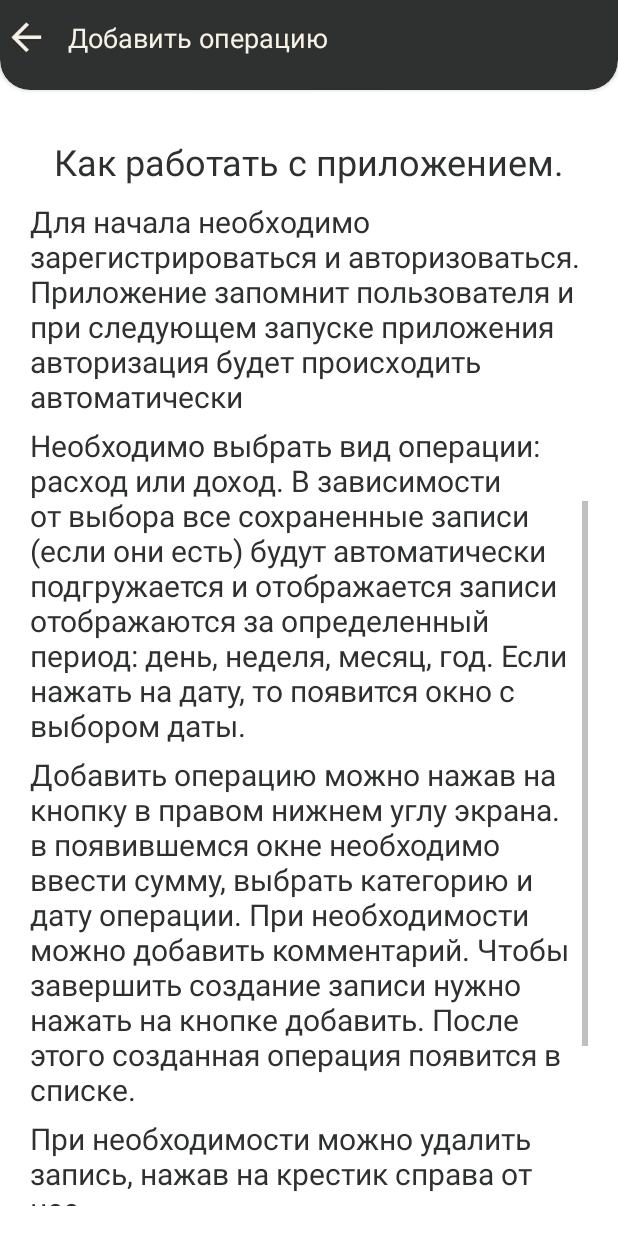
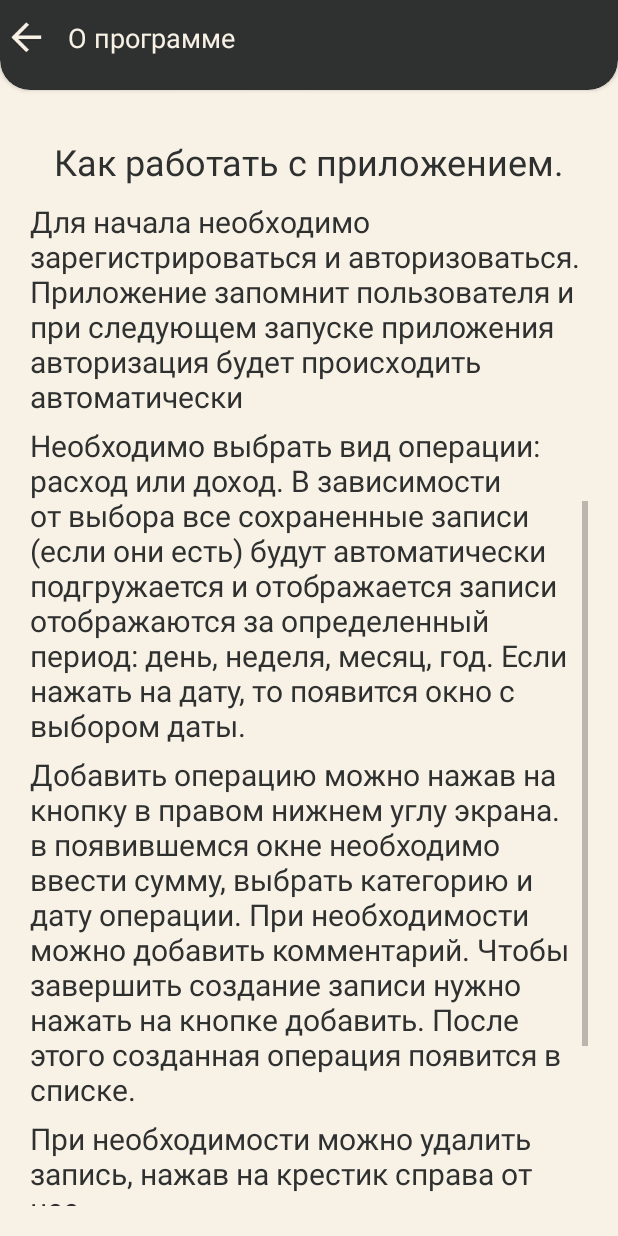
Before and after one commit to Dewha/interfaces_evt17, an Android app: the About screen opened directly, with no data from a screen before it, scrolled down 534 dp, on a phone screen of 412 x 824 dp. Run offline under Robolectric (Android 15) with nearby library versions, the phone set to English and light mode, and no system bars; Roboto replaces fonts that are not available here.

Commit message:
Оформил отчет, исправил баги

```diff
--- a/EsWallet/app/build.gradle
+++ b/EsWallet/app/build.gradle
@@ -9,8 +9,8 @@ android {
 
     defaultConfig {
         applicationId "com.example.eswallet"
-        minSdkVersion 23
-        targetSdkVersion 23
+        minSdkVersion 16
+        targetSdkVersion 30
         versionCode 1
         versionName "1.0"
 
--- a/EsWallet/app/src/main/java/com/example/eswallet/MainActivity.java
+++ b/EsWallet/app/src/main/java/com/example/eswallet/MainActivity.java
@@ -37,9 +37,7 @@ public class MainActivity extends AppCompatActivity {
 
     public static final String SHARED_PREFS = "sharedPrefs";
     public static final String LOGIN = "login";
-    public static final String PASSWORD = "password";
     private String loadedLogin = "";
-    private String loadedPassword = "";
 
     @Override
     protected void onCreate(Bundle savedInstanceState) {
@@ -59,7 +57,7 @@ public class MainActivity extends AppCompatActivity {
         logo.startAnimation(bottomAnim);
 
         loadUser();
-        if (loadedLogin.isEmpty() || loadedPassword.isEmpty()) {
+        if (loadedLogin.isEmpty()) {
             new Handler().postDelayed(() -> {
                 Intent intent = new Intent(MainActivity.this, Login.class);
                 Pair[] pairs = new Pair[3];
@@ -79,7 +77,6 @@ public class MainActivity extends AppCompatActivity {
     public void loadUser() {
         SharedPreferences sharedPreferences = getSharedPreferences(SHARED_PREFS, MODE_PRIVATE);
         loadedLogin = sharedPreferences.getString(LOGIN, "");
-        loadedPassword = sharedPreferences.getString(PASSWORD, "");
     }
 
     ValueEventListener valueEventListener = new ValueEventListener() {
--- a/EsWallet/app/src/main/res/layout/activity_about.xml
+++ b/EsWallet/app/src/main/res/layout/activity_about.xml
@@ -5,7 +5,8 @@
     android:layout_width="match_parent"
     android:layout_height="match_parent"
     tools:context=".About"
-    android:orientation="vertical">
+    android:orientation="vertical"
+    android:background="@color/bone">
 
     <!-- top bar -->
     <androidx.cardview.widget.CardView
@@ -30,12 +31,14 @@
                 android:id="@+id/tv_new_record"
                 android:layout_width="wrap_content"
                 android:layout_height="wrap_content"
-                android:text="@string/new_record"
+                android:text="@string/about"
                 android:textColor="@color/bone"
                 android:textSize="18sp"
                 android:layout_toRightOf="@+id/btn_back"
                 android:layout_centerVertical="true"
-                android:layout_marginLeft="10dp"/>
+                android:layout_marginLeft="10dp"
+                android:layout_toEndOf="@+id/btn_back"
+                android:layout_marginStart="10dp" />
 
         </RelativeLayout>
 
@@ -45,12 +48,14 @@
     <ScrollView
         android:layout_width="match_parent"
         android:layout_height="match_parent"
-        android:padding="20dp">
+        android:padding="20dp"
+        android:background="@color/bone">
 
         <LinearLayout
             android:layout_width="match_parent"
-            android:layout_height="match_parent"
-            android:orientation="vertical">
+            android:layout_height="wrap_content"
+            android:orientation="vertical"
+            android:background="@color/bone">
 
             <TextView
                 android:layout_width="match_parent"
@@ -59,7 +64,8 @@
                 android:textColor="@color/coal"
                 android:textSize="32sp"
                 android:textAlignment="center"
-                android:paddingBottom="20dp"/>
+                android:paddingBottom="20dp"
+                android:gravity="center_horizontal" />
 
             <TextView
                 android:layout_width="match_parent"
@@ -68,7 +74,8 @@
                 android:textColor="@color/coal"
                 android:textSize="20sp"
                 android:textAlignment="center"
-                android:paddingBottom="20dp"/>
+                android:paddingBottom="20dp"
+                android:gravity="center_horizontal" />
 
             <TextView
                 android:layout_width="match_parent"
@@ -77,7 +84,8 @@
                 android:textColor="@color/coal"
                 android:textSize="24sp"
                 android:textAlignment="center"
-                android:paddingBottom="10dp"/>
+                android:paddingBottom="10dp"
+                android:gravity="center_horizontal" />
 
             <TextView
                 android:layout_width="match_parent"
@@ -86,7 +94,8 @@
                 android:textColor="@color/coal"
                 android:textSize="20sp"
                 android:textAlignment="viewStart"
-                android:paddingBottom="5dp"/>
+                android:paddingBottom="5dp"
+                android:gravity="start" />
             <TextView
                 android:layout_width="match_parent"
                 android:layout_height="wrap_content"
@@ -94,7 +103,8 @@
                 android:textColor="@color/coal"
                 android:textSize="20sp"
                 android:textAlignment="viewStart"
-                android:paddingBottom="5dp"/>
+                android:paddingBottom="5dp"
+                android:gravity="start" />
             <TextView
                 android:layout_width="match_parent"
                 android:layout_height="wrap_content"
@@ -102,7 +112,8 @@
                 android:textColor="@color/coal"
                 android:textSize="20sp"
                 android:textAlignment="viewStart"
-                android:paddingBottom="5dp"/>
+                android:paddingBottom="5dp"
+                android:gravity="start" />
             <TextView
                 android:layout_width="match_parent"
                 android:layout_height="wrap_content"
@@ -110,7 +121,8 @@
                 android:textColor="@color/coal"
                 android:textSize="20sp"
                 android:textAlignment="viewStart"
-                android:paddingBottom="5dp"/>
+                android:paddingBottom="5dp"
+                android:gravity="start" />
 
             <TextView
                 android:layout_width="match_parent"
@@ -119,7 +131,8 @@
                 android:textColor="@color/coal"
                 android:textSize="20sp"
                 android:textAlignment="viewStart"
-                android:paddingBottom="20dp"/>
+                android:paddingBottom="20dp"
+                android:gravity="start" />
 
             <TextView
                 android:layout_width="match_parent"
@@ -128,7 +141,8 @@
                 android:textColor="@color/coal"
                 android:textSize="24sp"
                 android:textAlignment="center"
-                android:paddingBottom="10dp"/>
+                android:paddingBottom="10dp"
+                android:gravity="center_horizontal" />
             <TextView
                 android:layout_width="match_parent"
                 android:layout_height="wrap_content"
@@ -136,7 +150,8 @@
                 android:textColor="@color/coal"
                 android:textSize="20sp"
                 android:textAlignment="viewStart"
-                android:paddingBottom="5dp"/>
+                android:paddingBottom="5dp"
+                android:gravity="start" />
             <TextView
                 android:layout_width="match_parent"
                 android:layout_height="wrap_content"
@@ -144,7 +159,8 @@
                 android:textColor="@color/coal"
                 android:textSize="20sp"
                 android:textAlignment="viewStart"
-                android:paddingBottom="5dp"/>
+                android:paddingBottom="5dp"
+                android:gravity="start" />
             <TextView
                 android:layout_width="match_parent"
                 android:layout_height="wrap_content"
@@ -152,7 +168,8 @@
                 android:textColor="@color/coal"
                 android:textSize="20sp"
                 android:textAlignment="viewStart"
-                android:paddingBottom="5dp"/>
+                android:paddingBottom="5dp"
+                android:gravity="start" />
             <TextView
                 android:layout_width="match_parent"
                 android:layout_height="wrap_content"
@@ -160,7 +177,8 @@
                 android:textColor="@color/coal"
                 android:textSize="20sp"
                 android:textAlignment="viewStart"
-                android:paddingBottom="10dp"/>
+                android:paddingBottom="10dp"
+                android:gravity="start" />
             <TextView
                 android:layout_width="match_parent"
                 android:layout_height="wrap_content"
@@ -168,7 +186,8 @@
                 android:textColor="@color/coal"
                 android:textSize="20sp"
                 android:textAlignment="viewStart"
-                android:paddingBottom="10dp"/>
+                android:paddingBottom="10dp"
+                android:gravity="start" />
             <TextView
                 android:layout_width="match_parent"
                 android:layout_height="wrap_content"
@@ -176,7 +195,8 @@
                 android:textColor="@color/coal"
                 android:textSize="20sp"
                 android:textAlignment="center"
-                android:paddingBottom="5dp"/>
+                android:paddingBottom="5dp"
+                android:gravity="center_horizontal" />
             <TextView
                 android:layout_width="match_parent"
                 android:layout_height="wrap_content"
@@ -184,7 +204,8 @@
                 android:textColor="@color/coal"
                 android:textSize="20sp"
                 android:textAlignment="center"
-                android:paddingBottom="5dp"/>
+                android:paddingBottom="5dp"
+                android:gravity="center_horizontal" />
 
         </LinearLayout>
 
```
Also changed, not shown: EsWallet/app/src/main/java/com/example/eswallet/Dashboard.java (+11 -20 lines), EsWallet/app/src/main/res/layout/activity_dashboard.xml (+6 -3 lines), EsWallet/app/src/main/res/layout/activity_new_cost.xml (+4 -4 lines), EsWallet/app/src/main/res/layout/activity_user_profile.xml (+18 -9 lines), EsWallet/app/src/main/res/layout/header.xml (+6 -4 lines), 1 other file.
